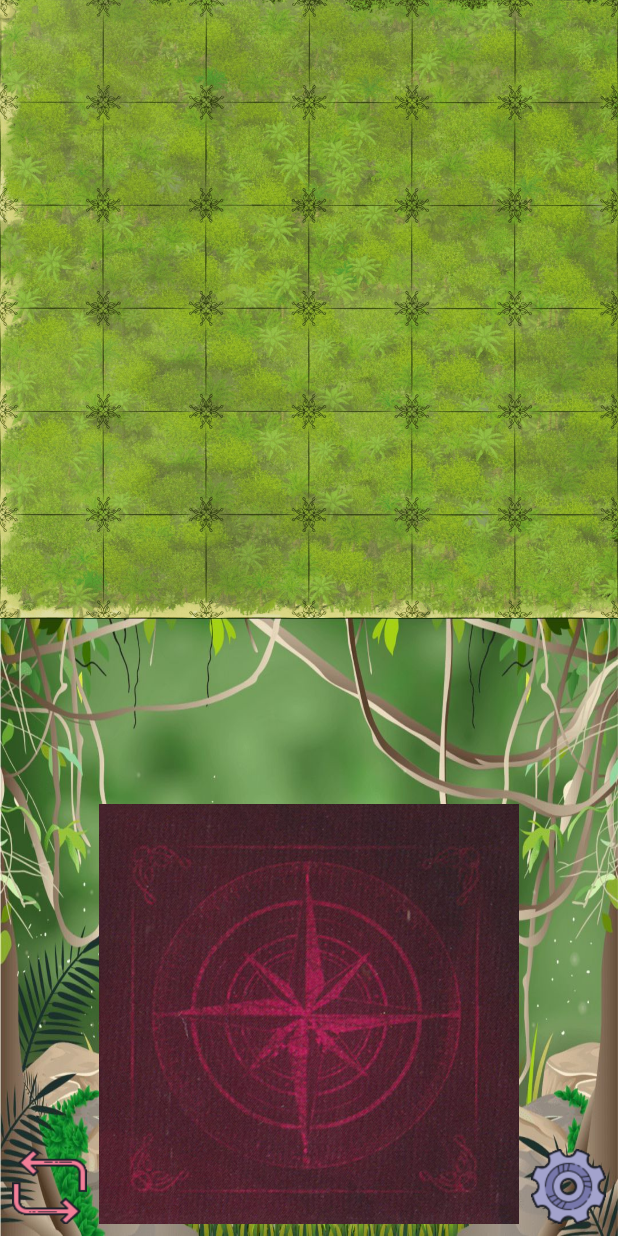
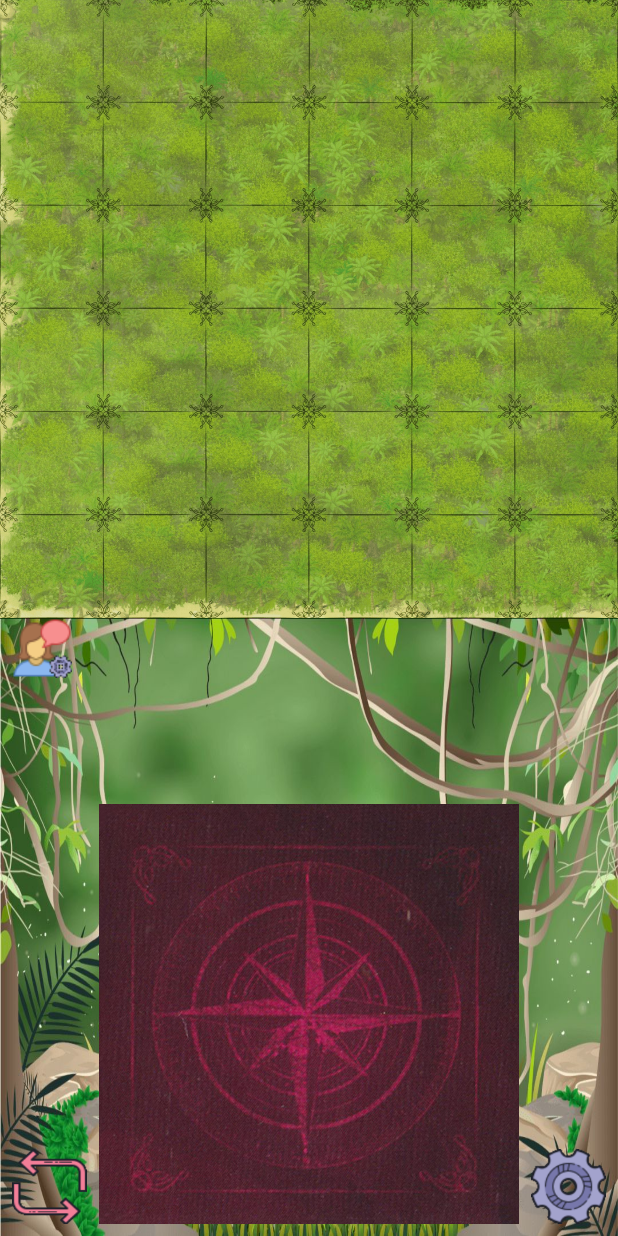
Before and after one commit to zipo13/Karuba, an Android app: the screen it shows after launch (MainActivity), on a phone screen of 412 x 824 dp. Run offline under Robolectric (Android 15) with nearby library versions, the phone set to English and light mode, and no system bars; our stand-ins replace ButterKnife.

Commit message:
Release 1.0.4 Fixed startup time on old devices caused new tile button to be unresponsive Added better notifications if the speech engine is not supported or takes a long time to load. Added indication for slow devices when the speech engine is ready.

```diff
--- a/app/build.gradle
+++ b/app/build.gradle
@@ -6,8 +6,8 @@ android {
         applicationId "il.co.woo.karuba"
         minSdkVersion 16
         targetSdkVersion 28
-        versionCode 2
-        versionName "1.0.3"
+        versionCode 3
+        versionName "1.0.4"
         testInstrumentationRunner "androidx.test.runner.AndroidJUnitRunner"
     }
     buildTypes {
--- a/app/src/main/java/il/co/woo/karuba/KarubaPrefActivity.java
+++ b/app/src/main/java/il/co/woo/karuba/KarubaPrefActivity.java
@@ -22,7 +22,7 @@ public class KarubaPrefActivity extends AppCompatActivity {
         }
     }
 
-    static class SettingsFragment extends PreferenceFragmentCompat {
+    public static class SettingsFragment extends PreferenceFragmentCompat {
         @Override
         public void onCreatePreferences(Bundle savedInstanceState, String rootKey) {
             setPreferencesFromResource(R.xml.root_preferences, rootKey);
--- a/app/src/main/res/layout/activity_main.xml
+++ b/app/src/main/res/layout/activity_main.xml
@@ -71,5 +71,16 @@
         app:srcCompat="@drawable/gear"
         android:contentDescription="@string/app_settings"/>
 
+    <ImageButton
+        android:id="@+id/tts_status_button"
+        android:layout_width="wrap_content"
+        android:layout_height="wrap_content"
+        android:layout_marginStart="8dp"
+        android:layout_marginLeft="8dp"
+        android:background="@null"
+        app:layout_constraintStart_toStartOf="parent"
+        app:layout_constraintTop_toBottomOf="@id/game_board"
+        app:srcCompat="@drawable/talk_gear" />
+
 
 </androidx.constraintlayout.widget.ConstraintLayout>
--- a/app/src/main/res/values/strings.xml
+++ b/app/src/main/res/values/strings.xml
@@ -22,5 +22,8 @@
     <string name="yes">Yes</string>
     <string name="no">No</string>
     <string name="background_image_by">Background image by Vecteezy.com</string>
+    <string name="TTS_missing_lang_error">Please note: Tile speech declaration will not work as the English language is missing or not supported on this device"</string>
+    <string name="tile_tts_ready">Tile declaration is ready</string>
+    <string name="tile_tts_not_ready">Tile declaration is not ready yet, loading speech engine...</string>
 
 </resources>
--- a/build.gradle
+++ b/build.gradle
@@ -7,7 +7,7 @@ buildscript {
 
     }
     dependencies {
-        classpath 'com.android.tools.build:gradle:3.4.1'
+        classpath 'com.android.tools.build:gradle:3.4.2'
 
         // NOTE: Do not place your application dependencies here; they belong
         // in the individual module build.gradle files
```
Also changed, not shown: app/src/main/java/il/co/woo/karuba/MainActivity.java (+54 -15 lines), app/src/main/res/drawable/talk_gear.png (added).
